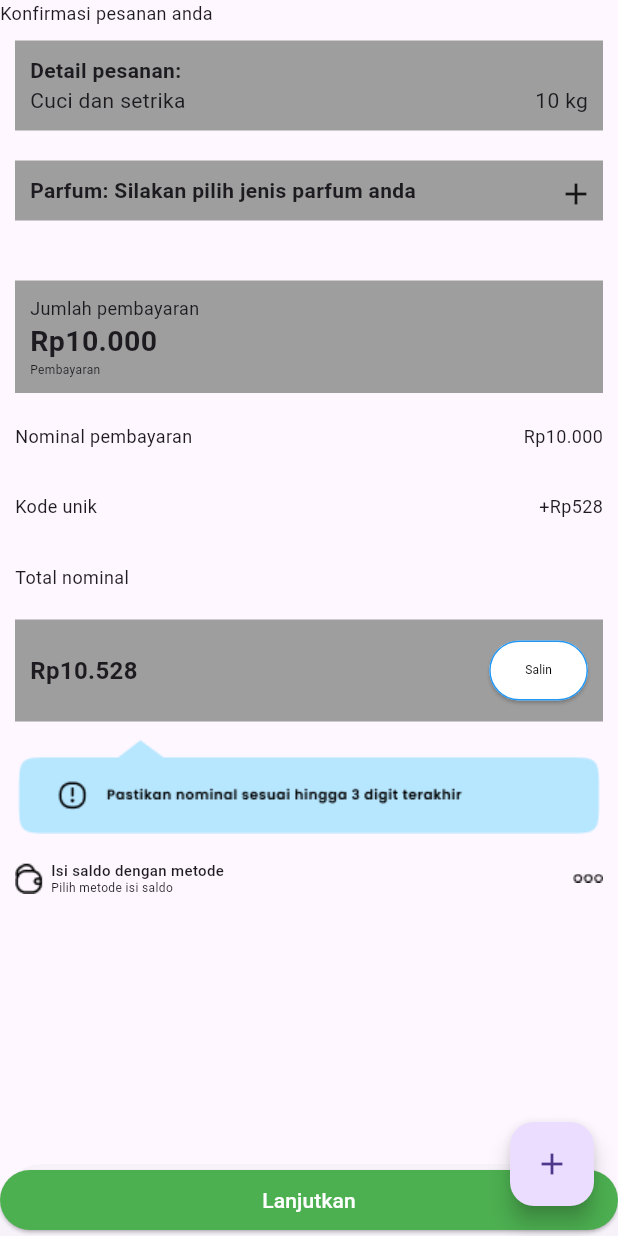
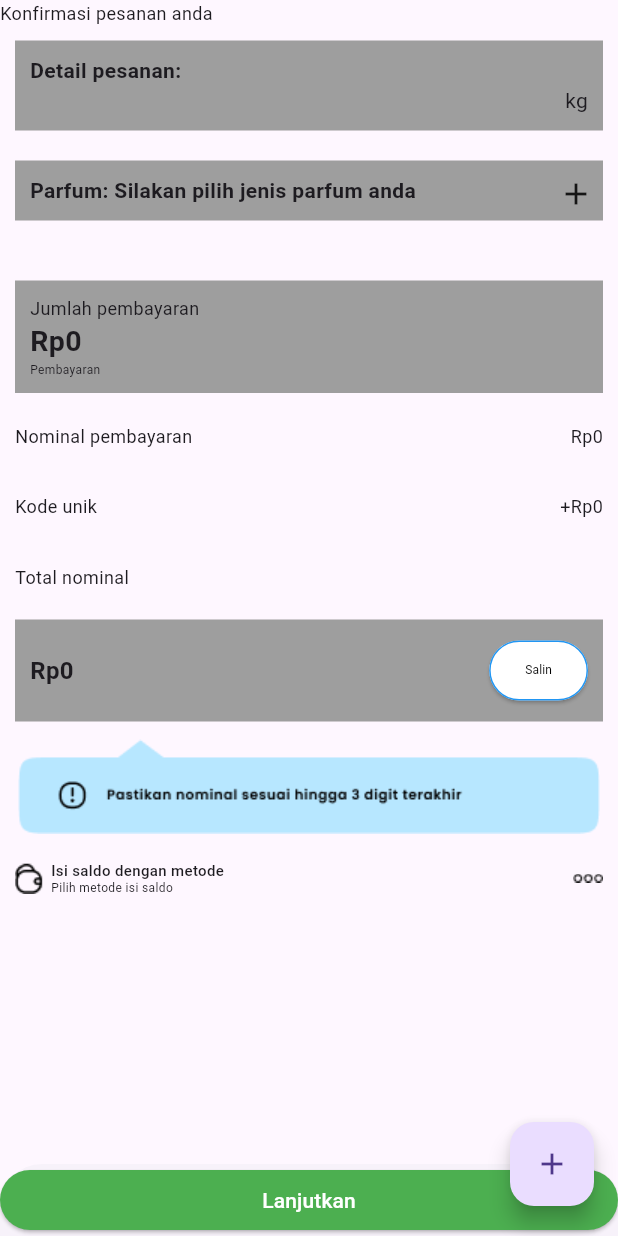
Before and after one commit to OrvalaAM/EasyLaundry, a Flutter app: the Pembayaran screen opened by its route, on a phone screen of 412 x 824 dp. Run offline on Flutter 3.47's test engine with Material 3 defaults, Android fonts, the phone set to English and light mode, and no system bars; our stand-ins replace get, image_picker, sqflite; accounts and stored records are empty; Roboto replaces fonts that are missing (Poppins).

Commit message:
menyambungkan form pesanan dengan menu pembayaran

```diff
--- a/lib/controller/pesanan_controller.dart
+++ b/lib/controller/pesanan_controller.dart
@@ -1,3 +1,5 @@
+import 'dart:math';
+
 import 'package:flutter/material.dart';
 import 'package:get/get.dart';
 import 'package:mvp/database_instance.dart';
@@ -13,7 +15,10 @@ class PesananController extends GetxController {
   TextEditingController hargaController = TextEditingController();
   TextEditingController estimasiController = TextEditingController();
   List<String> list = <String>['Cuci Setrika', 'Cuci', 'Setrika'];
-  var pilihan = "".obs;
+  var pewangi = "".obs;
+  int subTotal = 0;
+  int kodeUnik = 0;
+  int total = 0;
 
   @override
   Future<void> onInit() async {
@@ -24,7 +29,15 @@ class PesananController extends GetxController {
   }
 
   void clearPilihanPewangi() {
-    pilihan.value = "";
+    pewangi.value = "";
+  }
+
+  void processTotal() {
+    subTotal =
+        (int.parse(kuantitasController.text) * int.parse(hargaController.text))
+            .round();
+    kodeUnik = Random().nextInt(999) + 1;
+    total = subTotal + kodeUnik;
   }
 
   void addPesanan() {
@@ -37,7 +50,11 @@ class PesananController extends GetxController {
       'kuantitas': kuantitasController.text,
       'harga': hargaController.text,
       'estimasi': estimasiController.text,
+      'pewangi': pewangi.value,
       'created_at': DateTime.now().toString(),
+      'finished_at': DateTime.now()
+          .add(Duration(days: int.parse(estimasiController.text)))
+          .toString(),
       'updated_at': DateTime.now().toString(),
     }).then((response) => Get.toNamed('/daftar_pesanan'));
   }
--- a/lib/controller/pewangi_controller.dart
+++ b/lib/controller/pewangi_controller.dart
@@ -48,7 +48,7 @@ class PewangiController extends GetxController {
 
   void setFixPewangi() {
     final controllerPesanan = Get.find<PesananController>();
-    controllerPesanan.pilihan.value = pilihan.value;
+    controllerPesanan.pewangi.value = pilihan.value;
   }
 
   Future<bool> saveFile(String nama) async {
--- a/lib/database_instance.dart
+++ b/lib/database_instance.dart
@@ -12,7 +12,10 @@ class DatabaseInstance {
 
   Database? _database;
   String tabelPesanan =
-      'CREATE TABLE pesanan (id INTEGER PRIMARY KEY AUTOINCREMENT, nama TEXT, no_hp TEXT, alamat TEXT NULL, jenis_layanan TEXT, nama_layanan TEXT, kuantitas REAL, harga INTEGER, estimasi INTEGER, created_at TEXT, updated_at TEXT)';
+      '''CREATE TABLE pesanan (id INTEGER PRIMARY KEY AUTOINCREMENT, nama TEXT,
+      no_hp TEXT, alamat TEXT NULL, jenis_layanan TEXT, nama_layanan TEXT, kuantitas REAL,
+      harga INTEGER, estimasi INTEGER, subtotal INTEGER, kode_unik INTEGER, total INTEGER,
+      pewangi TEXT NULL, created_at TEXT, finished_at TEXT, updated_at TEXT)''';
 
   String tabelPewangi =
       'CREATE TABLE pewangi (id INTEGER PRIMARY KEY AUTOINCREMENT, nama TEXT, foto TEXT, created_at TEXT, updated_at TEXT)';
--- a/lib/views/form_pesanan.dart
+++ b/lib/views/form_pesanan.dart
@@ -213,8 +213,9 @@ class FormPesanan extends GetView<PesananController> {
             ElevatedButton(
                 onPressed: () {
                   if (_formKey.currentState!.validate()) {
-                    // Get.toNamed('/pembayaran');
-                    controller.addPesanan();
+                    controller.processTotal();
+                    Get.toNamed('/pembayaran');
+                    // controller.addPesanan();
                   }
                 },
                 child: const Text('Lanjutkan'))
--- a/lib/views/pembayaran.dart
+++ b/lib/views/pembayaran.dart
@@ -3,6 +3,7 @@ import 'package:get/get.dart';
 import 'package:mvp/components/button_clear_pewangi.dart';
 import 'package:mvp/components/button_set_pewangi.dart';
 import 'package:mvp/controller/pesanan_controller.dart';
+import 'package:intl/intl.dart';
 
 class Pembayaran extends GetView<PesananController> {
   const Pembayaran({super.key});
@@ -24,10 +25,10 @@ class Pembayaran extends GetView<PesananController> {
             margin: const EdgeInsets.all(10),
             padding: const EdgeInsets.all(10),
             color: Colors.grey,
-            child: const Column(
+            child: Column(
               crossAxisAlignment: CrossAxisAlignment.start,
               children: [
-                Text(
+                const Text(
                   "Detail pesanan:",
                   style: TextStyle(
                     fontFamily: 'Poppins',
@@ -39,7 +40,7 @@ class Pembayaran extends GetView<PesananController> {
                   children: [
                     Expanded(
                         child: Text(
-                      "Cuci dan setrika",
+                      controller.jenisLayananController.text,
                       style: TextStyle(
                         fontFamily: 'Poppins',
                         fontWeight: FontWeight.w400,
@@ -47,7 +48,7 @@ class Pembayaran extends GetView<PesananController> {
                       ),
                     )),
                     Text(
-                      "10 kg",
+                      '${controller.kuantitasController.text} kg',
                       style: TextStyle(
                         fontFamily: 'Poppins',
                         fontWeight: FontWeight.w400,
@@ -67,16 +68,16 @@ class Pembayaran extends GetView<PesananController> {
               children: [
                 Expanded(
                     child: Obx((() => Text(
-                          controller.pilihan.value == ""
+                          controller.pewangi.value == ""
                               ? 'Parfum: Silakan pilih jenis parfum anda'
-                              : 'Parfum: ${controller.pilihan}',
+                              : 'Parfum: ${controller.pewangi}',
                           style: const TextStyle(
                             fontFamily: 'Poppins',
                             fontWeight: FontWeight.w700,
                             fontSize: 14,
                           ),
                         )))),
-                Obx((() => controller.pilihan.value == ""
+                Obx((() => controller.pewangi.value == ""
                     ? const ButtonSetPewangi()
                     : const ButtonClearPewangi())),
               ],
@@ -87,7 +88,7 @@ class Pembayaran extends GetView<PesananController> {
             margin: const EdgeInsets.fromLTRB(10, 30, 10, 0),
             padding: const EdgeInsets.all(10),
             color: Colors.grey,
-            child: const Column(
+            child: Column(
               crossAxisAlignment: CrossAxisAlignment.start,
               children: [
                 Text(
@@ -99,7 +100,7 @@ class Pembayaran extends GetView<PesananController> {
                   ),
                 ),
                 Text(
-                  "Rp10.000",
+                  'Rp${NumberFormat.decimalPattern().format(controller.subTotal)}',
                   style: TextStyle(
                     fontFamily: 'Poppins',
                     fontWeight: FontWeight.w600,
@@ -120,7 +121,7 @@ class Pembayaran extends GetView<PesananController> {
           Container(
             margin: const EdgeInsets.only(top: 10),
             padding: const EdgeInsets.all(10),
-            child: const Row(
+            child: Row(
               children: [
                 Expanded(
                     child: Text(
@@ -132,7 +133,7 @@ class Pembayaran extends GetView<PesananController> {
                   ),
                 )),
                 Text(
-                  "Rp10.000",
+                  'Rp${NumberFormat.decimalPattern().format(controller.subTotal)}',
                   style: TextStyle(
                     fontFamily: 'Poppins',
                     fontWeight: FontWeight.w400,
@@ -145,7 +146,7 @@ class Pembayaran extends GetView<PesananController> {
           Container(
             margin: const EdgeInsets.only(top: 10),
             padding: const EdgeInsets.all(10),
-            child: const Row(
+            child: Row(
               children: [
                 Expanded(
                   child: Text(
@@ -158,7 +159,7 @@ class Pembayaran extends GetView<PesananController> {
                   ),
                 ),
                 Text(
-                  "+Rp528",
+                  '+Rp${controller.kodeUnik}',
                   style: TextStyle(
                     fontFamily: 'Poppins',
                     fontWeight: FontWeight.w400,
@@ -186,9 +187,9 @@ class Pembayaran extends GetView<PesananController> {
             color: Colors.grey,
             child: Row(
               children: [
-                const Expanded(
+                Expanded(
                     child: Text(
-                  "Rp10.528",
+                  'Rp${NumberFormat.decimalPattern().format(controller.total)}',
                   style: TextStyle(
                     fontFamily: 'Poppins',
                     fontWeight: FontWeight.w600,
@@ -266,7 +267,7 @@ class Pembayaran extends GetView<PesananController> {
           style: ElevatedButton.styleFrom(
               backgroundColor: Colors.green, foregroundColor: Colors.white),
           onPressed: () {
-            if (controller.pilihan.value == "") {
+            if (controller.pewangi.value == "") {
               null;
             } else {
               Get.back();
--- a/pubspec.yaml
+++ b/pubspec.yaml
@@ -36,6 +36,7 @@ dependencies:
   path_provider: ^2.1.1
   path: ^1.8.3
   permission_handler: ^11.1.0
+  intl: ^0.19.0
 
 
   # The following adds the Cupertino Icons font to your application.
```
Also changed, not shown: lib/models/pesanan_model.dart (+20 -2 lines), lib/views/tambah_pewangi.dart (+29 -31 lines), pubspec.lock.
